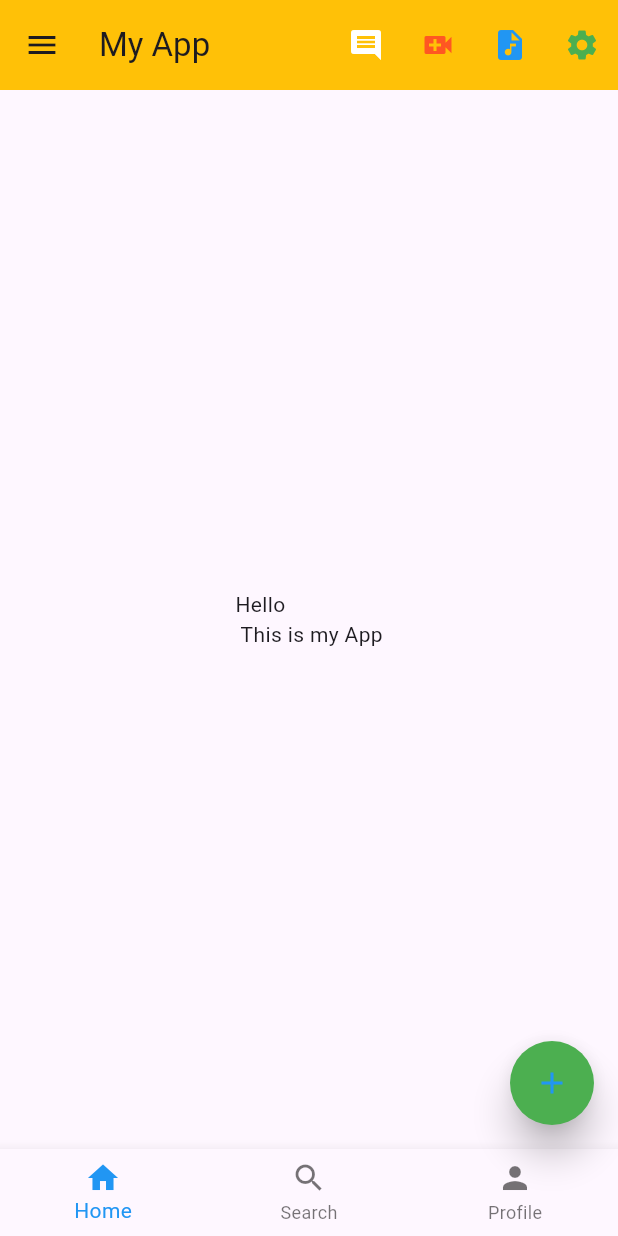
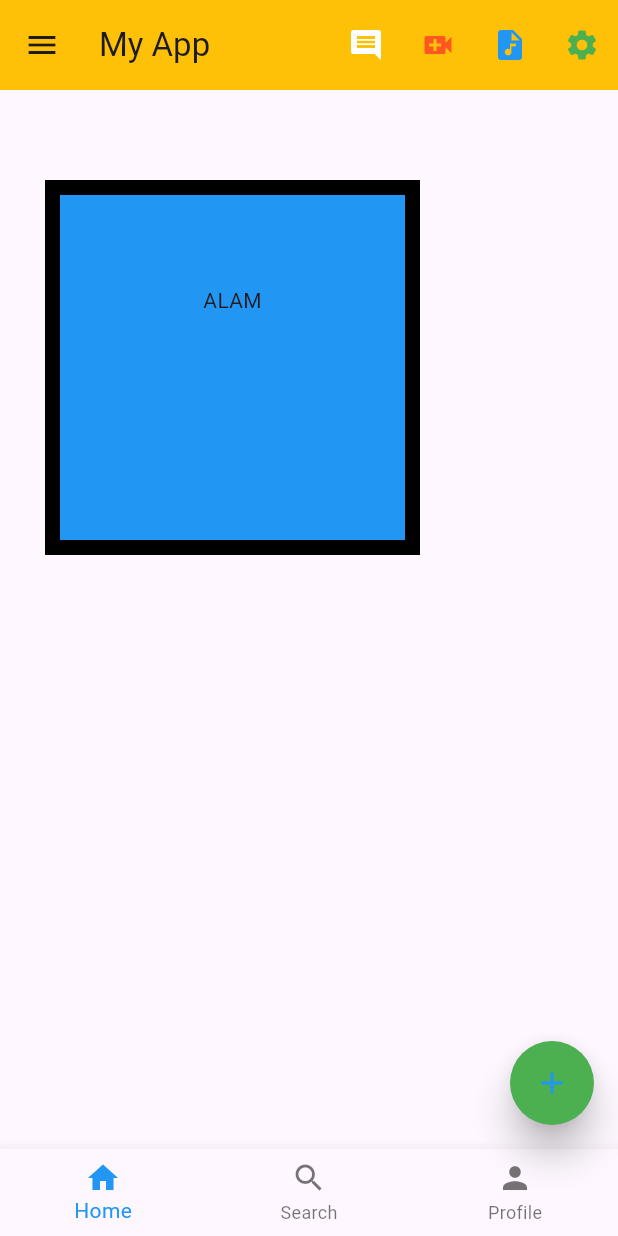
Before and after one commit to rifatalam26/my-first-app, a Flutter app: the screen it shows after launch, on a phone screen of 412 x 824 dp. Run offline on Flutter 3.47's test engine with Material 3 defaults, Android fonts, the phone set to English and light mode, and no system bars.

Commit message:
first app run=> 1

```diff
--- a/lib/main.dart
+++ b/lib/main.dart
@@ -185,10 +185,21 @@ class _HomeActivityState extends State<HomeActivity> {
                 })
           ],
         )),
-
-      body: Center(
-    child: Text("Hello \n This is my App" ""),
-    )
+       // body: Center(
+       //   child: Text("Hello \n This is my App" ""),
+      // )
+      body: Container(
+        height: 250,
+        width: 250,
+        alignment: Alignment.topCenter,
+        child: Text("ALAM"),
+        margin: EdgeInsets.fromLTRB(30, 60, 50, 10),
+        padding: EdgeInsets.all(60),
+        decoration: BoxDecoration(
+          color: Colors.blue,
+          border: Border.all(color: Colors.black,width: 10)
+        ),
+      ),
     );
   }
 }
```
Lines whose indentation alone changed are shown as unchanged.
